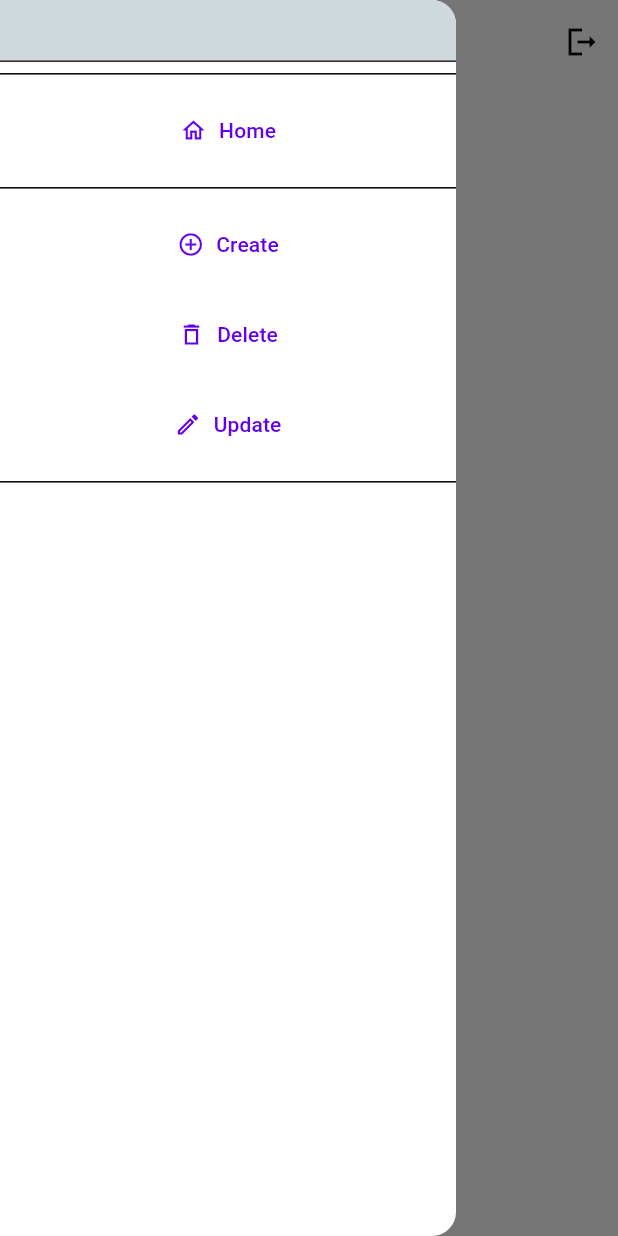
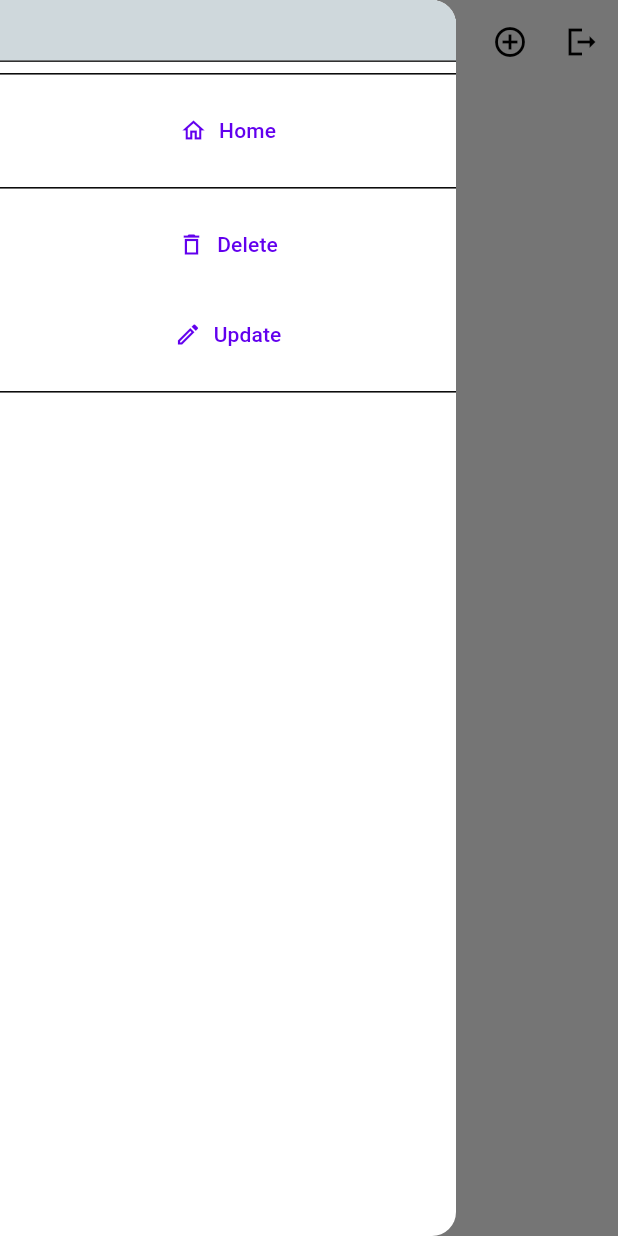
Before and after one commit to SonicOriginalSoftware/cumulus, a Flutter app: the screen it shows once a user with an empty profile is signed in, with the side drawer open, on a phone screen of 412 x 824 dp. Run offline on Flutter 3.47's test engine with Material 2 defaults, Android fonts, the phone set to English and light mode, and no system bars; our stand-ins replace firebase_auth, firebase_core; accounts and stored records are empty; network calls fail.

Commit message:
create form has a decent layout start

```diff
--- a/app/lib/shell/application.dart
+++ b/app/lib/shell/application.dart
@@ -18,7 +18,7 @@ class Application extends StatelessWidget {
         textTheme: lightTextTheme,
         useMaterial3: true,
       ),
-      themeMode: ThemeMode.system,
+      themeMode: ThemeMode.light,
       darkTheme: ThemeData.from(
         colorScheme: darkColorScheme,
         textTheme: darkTextTheme,
--- a/app/lib/shell/bar.dart
+++ b/app/lib/shell/bar.dart
@@ -1,3 +1,4 @@
+import 'package:code_repository/widgets/auth/create.dart';
 import 'package:code_repository/widgets/auth/logout.dart';
 import 'package:flutter/material.dart';
 
@@ -10,7 +11,7 @@ class Bar extends StatelessWidget implements PreferredSizeWidget {
   @override
   Widget build(BuildContext context) {
     return AppBar(
-      actions: const [LogoutButton()],
+      actions: const [Create(), LogoutButton()],
     );
   }
 }
--- a/app/lib/shell/nav/buttons/delete.dart
+++ b/app/lib/shell/nav/buttons/delete.dart
@@ -16,10 +16,9 @@ class Delete extends StatelessWidget {
     return StreamBuilder(
       stream: FirebaseAuth.instance.userChanges(),
       builder: (context, AsyncSnapshot<User?> snapshot) {
-        void Function()? callback;
-        if (snapshot.data != null) {
-          callback = () => drawerPressCallback(const DeleteView(), context);
-        }
+        final callback = snapshot.data == null
+            ? null
+            : () => drawerPressCallback(const DeleteView(), context);
 
         return TextButton.icon(
           label: const Text(label),
--- a/app/lib/shell/nav/buttons/update.dart
+++ b/app/lib/shell/nav/buttons/update.dart
@@ -16,10 +16,9 @@ class Update extends StatelessWidget {
     return StreamBuilder(
       stream: FirebaseAuth.instance.userChanges(),
       builder: (context, AsyncSnapshot<User?> snapshot) {
-        void Function()? callback;
-        if (snapshot.data != null) {
-          callback = () => drawerPressCallback(const UpdateView(), context);
-        }
+        final callback = snapshot.data == null
+            ? null
+            : () => drawerPressCallback(const UpdateView(), context);
 
         return TextButton.icon(
           label: const Text(label),
--- a/app/lib/shell/nav/drawer.dart
+++ b/app/lib/shell/nav/drawer.dart
@@ -1,4 +1,3 @@
-import 'package:code_repository/shell/nav/buttons/create.dart';
 import 'package:code_repository/shell/nav/buttons/delete.dart';
 import 'package:code_repository/shell/nav/buttons/home.dart';
 import 'package:code_repository/shell/nav/buttons/update.dart';
@@ -27,7 +26,6 @@ class Nav extends StatelessWidget {
           const Divider(),
           const Home(),
           const Divider(),
-          const Create(),
           const Delete(),
           const Update(),
           const Divider(),
--- a/app/lib/shell/nav/buttons/create.dart
+++ b/app/lib/widgets/auth/create.dart
@@ -1,5 +1,4 @@
-import 'package:code_repository/shell/nav/callback.dart';
-import 'package:code_repository/shell/nav/style.dart';
+import 'package:code_repository/shell/body.dart';
 import 'package:code_repository/views/create/form.dart';
 import 'package:firebase_auth/firebase_auth.dart';
 import 'package:flutter/material.dart';
@@ -16,17 +15,14 @@ class Create extends StatelessWidget {
     return StreamBuilder(
       stream: FirebaseAuth.instance.userChanges(),
       builder: (context, AsyncSnapshot<User?> snapshot) {
-        void Function()? callback;
-        if (snapshot.data != null) {
-          callback = () => drawerPressCallback(const CreateView(), context);
-        }
+        final callback = snapshot.data == null
+            ? null
+            : () => bodyController.sink.add(const CreateView());
 
-        return TextButton.icon(
-          label: const Text(label),
+        return IconButton(
           icon: icon,
-          style: navBarButtonStyle,
-          // selectedIcon: selectedIcon,
           onPressed: callback,
+          tooltip: label,
         );
       },
     );
--- a/app/lib/widgets/auth/logout.dart
+++ b/app/lib/widgets/auth/logout.dart
@@ -9,15 +9,14 @@ class LogoutButton extends StatelessWidget {
     return StreamBuilder(
       stream: FirebaseAuth.instance.userChanges(),
       builder: (context, AsyncSnapshot<User?> snapshot) {
-        if (snapshot.data != null) {
-          return IconButton(
-            icon: const Icon(Icons.logout_sharp),
-            onPressed: FirebaseAuth.instance.signOut,
-            tooltip: "Log out",
-          );
-        }
+        final callback =
+            snapshot.data == null ? null : FirebaseAuth.instance.signOut;
 
-        return const SizedBox();
+        return IconButton(
+          icon: const Icon(Icons.logout_sharp),
+          onPressed: callback,
+          tooltip: "Log out",
+        );
       },
     );
   }
```
Also changed, not shown: app/lib/theme/default.dart (deleted, +0 -7 lines), app/lib/views/create/form.dart (+56 -7 lines).
